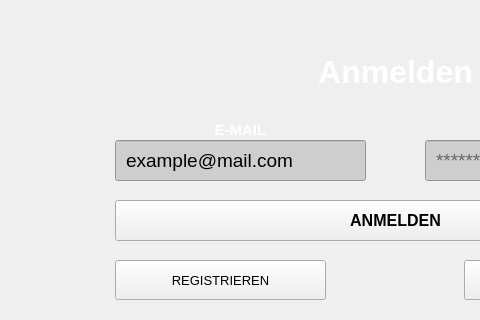
The window that ui/loginpage.ui (noobondistrax/YourDailies) describes before a commit, drawn with Qt 5; both pictures show x 255 to 735 and y 144 to 464 of the 1280 by 700 pixel window.
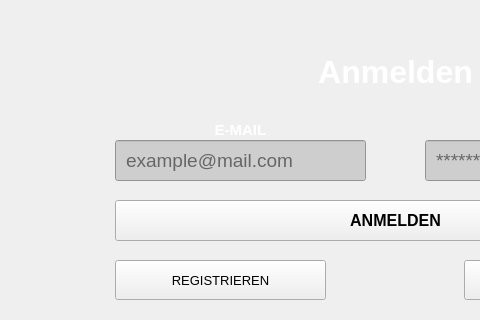
The same window after the commit. Icons and pictures are not drawn.

What changed in the file:
```diff
--- a/ui/loginpage.ui
+++ b/ui/loginpage.ui
@@ -74,10 +74,10 @@
 background-color: rgb(206, 206, 206);</string>
    </property>
    <property name="text">
-    <string>example@mail.com</string>
+    <string/>
    </property>
    <property name="placeholderText">
-    <string>BENUTZERNAME</string>
+    <string>example@mail.com</string>
    </property>
   </widget>
   <widget class="QLabel" name="login_password_label">
```
